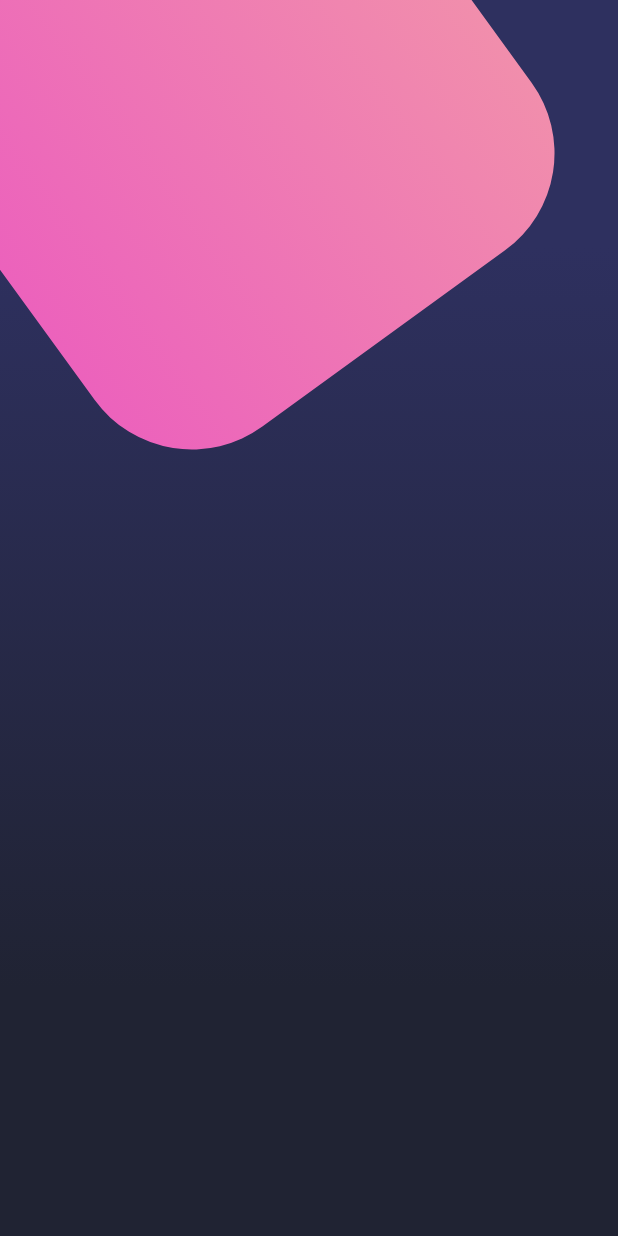
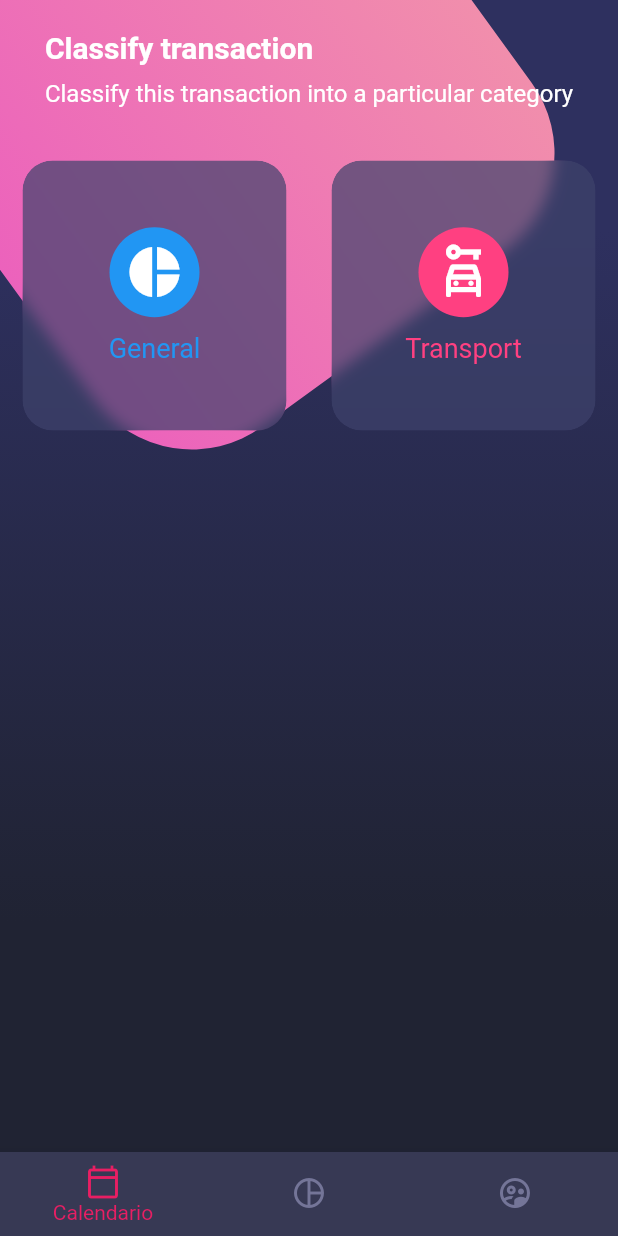
Before and after one commit to Uriel-Carrion/flutter-disenios, a Flutter app: the screen it shows after launch, on a phone screen of 412 x 824 dp. Run offline on Flutter 3.47's test engine with Material 2 defaults, Android fonts, the phone set to English and light mode, and no system bars.

Commit message:
Se implementa el navbar y se concluye la pantalla

```diff
--- a/lib/main.dart
+++ b/lib/main.dart
@@ -13,6 +13,7 @@ class MyApp extends StatelessWidget {
     return MaterialApp(
       debugShowCheckedModeBanner: false,
       title: 'Material App',
+      theme: ThemeData.dark(),
       initialRoute: 'home_screen', //Pantalla de inicio
       //Definición de las rutas en el archivo principal
       routes: {
--- a/lib/screens/home_screen.dart
+++ b/lib/screens/home_screen.dart
@@ -1,12 +1,40 @@
 import 'package:flutter/material.dart';
+import 'package:disenos/widgets/card_table.dart';
+import 'package:disenos/widgets/custom_bottom_navigation.dart';
+import 'package:disenos/widgets/page_title.dart';
 import 'package:disenos/widgets/background.dart';
 
 class HomeScreen extends StatelessWidget {
   @override
   Widget build(BuildContext context) {
     return Scaffold(
-        body: Stack(
-      children: [BackgroundScreen()],
-    ));
+      body: Stack(
+        children: [BackgroundScreen(), _HomeBody()],
+      ),
+      //Barra de navegación
+      bottomNavigationBar: CustomBottonNavigator(),
+    );
   }
 }
+
+class _HomeBody extends StatelessWidget {
+  const _HomeBody({
+    Key? key,
+  }) : super(key: key);
+
+  @override
+  Widget build(BuildContext context) {
+    //Scroll en la pantalla
+    return SingleChildScrollView(
+      child: Column(
+        children: const [
+          //Titulos
+          PageTitle(),
+
+          //Card table
+          CardTable()
+        ],
+      ),
+    );
+  }
+}
--- /dev/null
+++ b/lib/widgets/card_table.dart
@@ -0,0 +1,90 @@
+import 'dart:ui';
+
+import 'package:flutter/material.dart';
+
+class CardTable extends StatelessWidget {
+  const CardTable({Key? key}) : super(key: key);
+
+  @override
+  Widget build(BuildContext context) {
+    return Table(
+      children: const [
+        TableRow(children: [
+          _SingleCard(
+            color: Colors.blue,
+            icon: Icons.pie_chart_sharp,
+            text: "General",
+          ),
+          _SingleCard(
+            color: Colors.pinkAccent,
+            icon: Icons.car_rental_outlined,
+            text: "Transport",
+          ),
+        ]),
+      ],
+    );
+  }
+}
+
+class _SingleCard extends StatelessWidget {
+  final IconData icon;
+  final Color color;
+  final String text;
+
+  const _SingleCard(
+      {Key? key, required this.icon, required this.color, required this.text})
+      : super(key: key);
+
+  @override
+  Widget build(BuildContext context) {
+    return _CardBackground(
+        child: Column(
+      //Centrar el contenido de la columna
+      mainAxisAlignment: MainAxisAlignment.center,
+      children: [
+        CircleAvatar(
+          backgroundColor: color,
+          child: Icon(
+            icon,
+            size: 40,
+            color: Colors.white,
+          ),
+          radius: 30,
+        ),
+        const SizedBox(
+          height: 10,
+        ),
+        Text(
+          text,
+          style: TextStyle(color: color, fontSize: 18),
+        )
+      ],
+    ));
+  }
+}
+
+class _CardBackground extends StatelessWidget {
+  final Widget child;
+
+  const _CardBackground({Key? key, required this.child}) : super(key: key);
+
+  @override
+  Widget build(BuildContext context) {
+    return Container(
+      margin: const EdgeInsets.all(15),
+      child: ClipRRect(
+        borderRadius: BorderRadius.circular(20),
+        child: BackdropFilter(
+          filter: ImageFilter.blur(sigmaX: 5, sigmaY: 5),
+          child: Container(
+            height: 180,
+            decoration: BoxDecoration(
+                color: const Color.fromRGBO(62, 66, 107, 0.7),
+                borderRadius: BorderRadius.circular(20)),
+            child: child,
+          ),
+        ),
+      ),
+    );
+  }
+}
--- /dev/null
+++ b/lib/widgets/custom_bottom_navigation.dart
@@ -0,0 +1,26 @@
+import 'package:flutter/material.dart';
+
+class CustomBottonNavigator extends StatelessWidget {
+  const CustomBottonNavigator({Key? key}) : super(key: key);
+
+  @override
+  Widget build(BuildContext context) {
+    return BottomNavigationBar(
+      //Para ocultar los textos
+      // showSelectedLabels: false,
+      showUnselectedLabels: false,
+      selectedItemColor: Colors.pink,
+      backgroundColor: const Color.fromRGBO(55, 57, 84, 1),
+      unselectedItemColor: const Color.fromRGBO(116, 117, 152, 1),
+      items: const [
+        BottomNavigationBarItem(
+            icon: Icon(Icons.calendar_today_outlined), label: "Calendario"),
+        BottomNavigationBarItem(
+            icon: Icon(Icons.pie_chart_outline_outlined), label: "Gráfica"),
+        BottomNavigationBarItem(
+            icon: Icon(Icons.supervised_user_circle_outlined),
+            label: "Usuarios"),
+      ],
+    );
+  }
+}
--- /dev/null
+++ b/lib/widgets/page_title.dart
@@ -0,0 +1,34 @@
+import 'package:flutter/material.dart';
+
+class PageTitle extends StatelessWidget {
+  const PageTitle({Key? key}) : super(key: key);
+
+  @override
+  Widget build(BuildContext context) {
+    return SafeArea(
+      bottom: false,
+      child: Container(
+        margin: const EdgeInsets.symmetric(horizontal: 12, vertical: 20),
+        child: Column(
+          crossAxisAlignment: CrossAxisAlignment.start,
+          children: const [
+            Text(
+              "Classify transaction",
+              style: TextStyle(
+                  fontSize: 20,
+                  fontWeight: FontWeight.bold,
+                  color: Colors.white),
+            ),
+            SizedBox(
+              height: 10,
+            ),
+            Text(
+              "Classify this transaction into a particular category",
+              style: TextStyle(fontSize: 16, color: Colors.white),
+            ),
+          ],
+        ),
+      ),
+    );
+  }
+}
```
